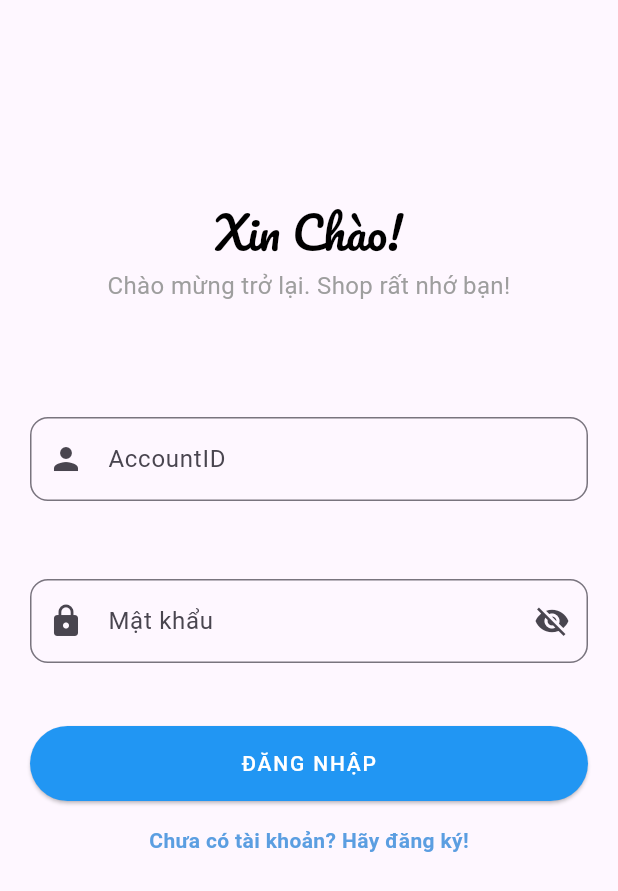
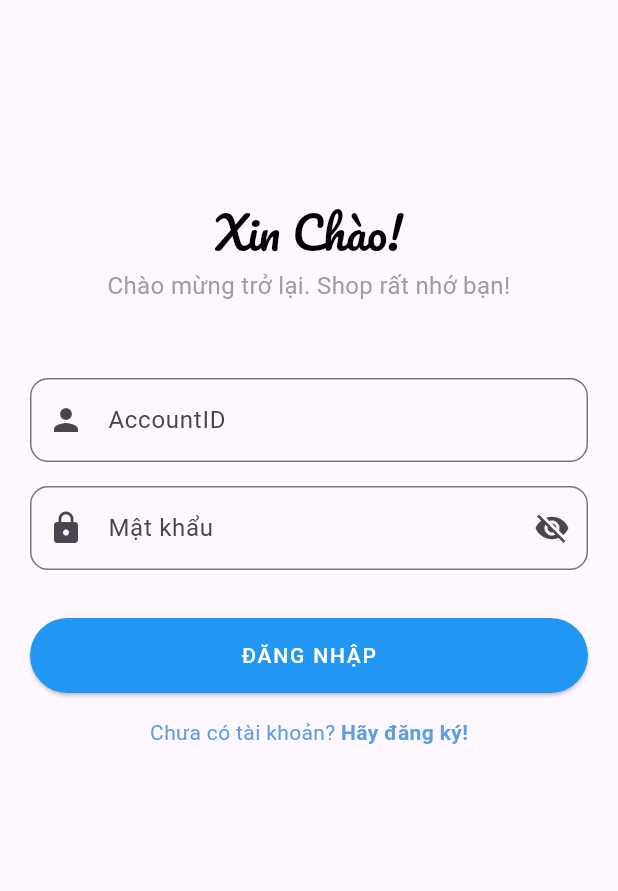
Before and after one commit to TienActor/Flutter_Shoe_selling, a Flutter app: the LoginPage screen opened directly, on a phone screen of 412 x 824 dp. Shown: the top 891 px of the screen. Run offline on Flutter 3.47's test engine with Material 3 defaults, Android fonts, the phone set to English and light mode, and no system bars; our stand-ins replace carousel_slider, google_fonts, shared_preferences; missing offline and left inert: show_hide_password; accounts and stored records are empty; project files that could hold a hidden picture were left out.

Commit message:
Revert "sửa giao diện"
This reverts commit f7820859851c509b1c6e1a062874bb0940fa4c76.

```diff
--- a/lib/Config/api_urls.dart
+++ b/lib/Config/api_urls.dart
@@ -1,23 +1,18 @@
-class ApiUrls {
-  static const String login = "https://huflit.id.vn:4321/api/Auth/login";
-  static const String register = "https://huflit.id.vn:4321/api/Student/signUp";
-  static const String updateInfo =
-      "https://huflit.id.vn:4321/api/Auth/updateProfile";
-  static const String changPassword =
-      "https://huflit.id.vn:4321/api/Auth/ChangePassword";
-  static const String forgotPassword =
-      "https://huflit.id.vn:4321/api/Auth/forgetPass";
-  static const String getListProduct =
-      "https://huflit.id.vn:4321/api/Product/getList?accountID=Tie2023";
-  static const String getListByCatId =
-      "https://huflit.id.vn:4321/api/Product/getListByCatId?categoryID=1&accountID=Tie2023";
-  static const String addBill = "https://huflit.id.vn:4321/api/Order/addBill";
-  static const String getBillById =
-      "https://huflit.id.vn:4321/api/Bill/getByID?billID=";
-  static const String getBillHistory =
-      "https://huflit.id.vn:4321/api/Bill/getHistory";
-  static const String removeBill =
-      "https://huflit.id.vn:4321/api/Bill/remove?billID=";
+class ApiUrls{
 
-  // lưu ý dùng thêm share preferent để lưu token khi đăng nhập để xác minh các phần sửa thông tin tài khoản , quên mật khẩu
+  static const String login="https://huflit.id.vn:4321/api/Auth/login";
+   static const String register="https://huflit.id.vn:4321/api/Student/signUp";
+  static const String updateInfo="https://huflit.id.vn:4321/api/Auth/updateProfile";
+  static const String changPassword="https://huflit.id.vn:4321/api/Auth/ChangePassword";
+  static const String forgotPassword="https://huflit.id.vn:4321/api/Auth/forgetPass";
+  static const String getListProduct="https://huflit.id.vn:4321/api/Product/getList?accountID=Tie2023";
+  static const String getListByCatId="https://huflit.id.vn:4321/api/Product/getListByCatId?categoryID=1&accountID=Tie2023";
+  static const String addBill="https://huflit.id.vn:4321/api/Order/addBill";
+  static const String getBillById="https://huflit.id.vn:4321/api/Bill/getByID?billID=";
+  static const String getBillHistory="https://huflit.id.vn:4321/api/Bill/getHistory";
+  static const String removeBill="https://huflit.id.vn:4321/api/Bill/remove?billID=";
+
+ // lưu ý dùng thêm share preferent để lưu token khi đăng nhập để xác minh các phần sửa thông tin tài khoản , quên mật khẩu
+
+
 }
--- a/lib/Screen/Login/login_page.dart
+++ b/lib/Screen/Login/login_page.dart
@@ -10,10 +10,9 @@ import '../../page/grid.dart';
 import '../Register/signup_page.dart';
 import 'package:http/http.dart' as http;
 import '../components/already_have_an_account_acheck.dart';
-import '../components/custom_textfield.dart';
 
 class LoginPage extends StatefulWidget {
-  const LoginPage({super.key});
+  const LoginPage({Key? key}) : super(key: key);
 
   @override
   State<LoginPage> createState() => _LoginPageState();
@@ -69,39 +68,55 @@ class _LoginPageState extends State<LoginPage> {
                 key: _formKey,
                 child: Column(
                   children: [
-                    Padding(
-                      padding:
-                          const EdgeInsets.symmetric(vertical: defaultPadding),
-                      child: CustomTextField(
-                        labelText: "AccountID",
-                        controller: _accIdController,
+                    TextFormField(
+                      keyboardType: TextInputType.emailAddress,
+                      onSaved: (value) => _model.accountID = value!,
                       validator: (value) {
                         if (value == null || value.isEmpty) {
                           return 'Vui lòng nhập AccountID';
                         }
                         return null;
                       },
-                        keyboardType: TextInputType.emailAddress,
                       textInputAction: TextInputAction.next,
-                        prefixIcon: Icons.person,
+                      cursorColor: kPrimaryColor,
+                      controller: _accIdController,
+                      decoration: InputDecoration(
+                        labelText: "AccountID",
+                        /* hintText: "Nhập AccountID của bạn", */
+                        floatingLabelBehavior: FloatingLabelBehavior.auto,
+                        prefixIcon: const Icon(Icons.person),
+                        border: OutlineInputBorder(
+                          borderRadius: BorderRadius.circular(12),
+                          borderSide:
+                              const BorderSide(color: Colors.blue, width: 2),
+                        ),
+                        focusedBorder: OutlineInputBorder(
+                          borderRadius: BorderRadius.circular(12),
+                          borderSide:
+                              const BorderSide(color: Colors.blue, width: 2),
+                        ),
                       ),
                     ),
                     Padding(
                       padding:
                           const EdgeInsets.symmetric(vertical: defaultPadding),
-                      child: CustomTextField(
-                        labelText: "Mật khẩu",
-                        controller: _passwController,
+                      child: TextFormField(
+                        onSaved: (value) => _model.password = value!,
                         validator: (value) {
                           if (value == null || value.isEmpty) {
                             return 'Vui lòng nhập mật khẩu';
                           }
                           return null;
                         },
+                        textInputAction: TextInputAction.done,
+                        controller: _passwController,
                         obscureText: _isPasswordHidden,
-                        keyboardType: TextInputType.text,
-                        textInputAction: TextInputAction.done,
-                        prefixIcon: Icons.lock,
+                        cursorColor: kPrimaryColor,
+                        decoration: InputDecoration(
+                          labelText: "Mật khẩu",
+                          /* hintText: "Nhập mật khẩu của bạn", */
+                          floatingLabelBehavior: FloatingLabelBehavior.auto,
+                          prefixIcon: const Icon(Icons.lock),
                           suffixIcon: IconButton(
                             icon: Icon(_isPasswordHidden
                                 ? Icons.visibility_off
@@ -111,6 +126,17 @@ class _LoginPageState extends State<LoginPage> {
                                 _isPasswordHidden = !_isPasswordHidden;
                               });
                             },
+                          ),
+                          border: OutlineInputBorder(
+                            borderRadius: BorderRadius.circular(12),
+                            borderSide:
+                                const BorderSide(color: Colors.blue, width: 2),
+                          ),
+                          focusedBorder: OutlineInputBorder(
+                            borderRadius: BorderRadius.circular(12),
+                            borderSide:
+                                const BorderSide(color: Colors.blue, width: 2),
+                          ),
                         ),
                       ),
                     ),
--- a/lib/Screen/Register/signup_page.dart
+++ b/lib/Screen/Register/signup_page.dart
@@ -2,7 +2,6 @@ import 'package:flutter/material.dart';
 import 'package:google_fonts/google_fonts.dart';
 import 'package:show_hide_password/show_hide_password.dart';
 import '../Login/login_page.dart';
-import '../components/already_have_an_account_acheck.dart';
 
 class SignupPage extends StatefulWidget {
   const SignupPage({Key? key}) : super(key: key);
@@ -157,14 +156,14 @@ class _SignupPageState extends State<SignupPage> {
                       ),
                     ),
                     const SizedBox(height: 16),
-                    AlreadyHaveAnAccountCheck(
-                      press: () {
+                    TextButton(
+                      onPressed: () {
                         Navigator.push(
                           context,
-                          MaterialPageRoute(
-                              builder: (context) => const LoginPage()),
+                          MaterialPageRoute(builder: (context) => LoginPage()),
                         );
                       },
+                      child: const Text('Đã có tài khoản? Đăng nhập ngay!'),
                     ),
                   ],
                 ),
--- a/lib/Screen/components/already_have_an_account_acheck.dart
+++ b/lib/Screen/components/already_have_an_account_acheck.dart
@@ -17,10 +17,7 @@ class AlreadyHaveAnAccountCheck extends StatelessWidget {
       children: <Widget>[
         Text(
           login ? "Chưa có tài khoản? " : "Already have an Account ? ",
-          style: const TextStyle(
-            color: kPrimaryColor,
-            fontWeight: FontWeight.bold,
-          ),
+          style: const TextStyle(color: kPrimaryColor),
         ),
         GestureDetector(
           onTap: press as void Function()?,
--- a/lib/Screen/components/custom_textfield.dart
+++ /dev/null
@@ -1,53 +0,0 @@
-import 'package:flutter/material.dart';
-
-class CustomTextField extends StatelessWidget {
-  final String labelText;
-  final TextEditingController controller;
-  final FormFieldValidator<String> validator;
-  final bool obscureText;
-  final TextInputType keyboardType;
-  final TextInputAction textInputAction;
-  final IconData prefixIcon;
-  final Widget? suffixIcon;
-
-  const CustomTextField({
-    Key? key,
-    required this.labelText,
-    required this.controller,
-    required this.validator,
-    this.obscureText = false,
-    this.keyboardType = TextInputType.text,
-    this.textInputAction = TextInputAction.next,
-    this.prefixIcon = Icons.question_mark,
-    this.suffixIcon,
-  }) : super(key: key);
-
-  @override
-  Widget build(BuildContext context) {
-    return Padding(
-      padding: const EdgeInsets.symmetric(vertical: 10),
-      child: TextFormField(
-        keyboardType: keyboardType,
-        onSaved: (value) => controller.text = value ?? "",
-        validator: validator,
-        textInputAction: textInputAction,
-        cursorColor: Theme.of(context).primaryColor,
-        controller: controller,
-        obscureText: obscureText,
-        decoration: InputDecoration(
-          labelText: labelText,
-          prefixIcon: Icon(prefixIcon),
-          suffixIcon: suffixIcon,
-          border: OutlineInputBorder(
-            borderRadius: BorderRadius.circular(12),
-            borderSide: BorderSide(color: Colors.blue),
-          ),
-          focusedBorder: OutlineInputBorder(
-            borderRadius: BorderRadius.circular(12),
-            borderSide: BorderSide(color: Colors.blue, width: 2),
-          ),
-        ),
-      ),
-    );
-  }
-}
```
Lines whose indentation alone changed are shown as unchanged.
